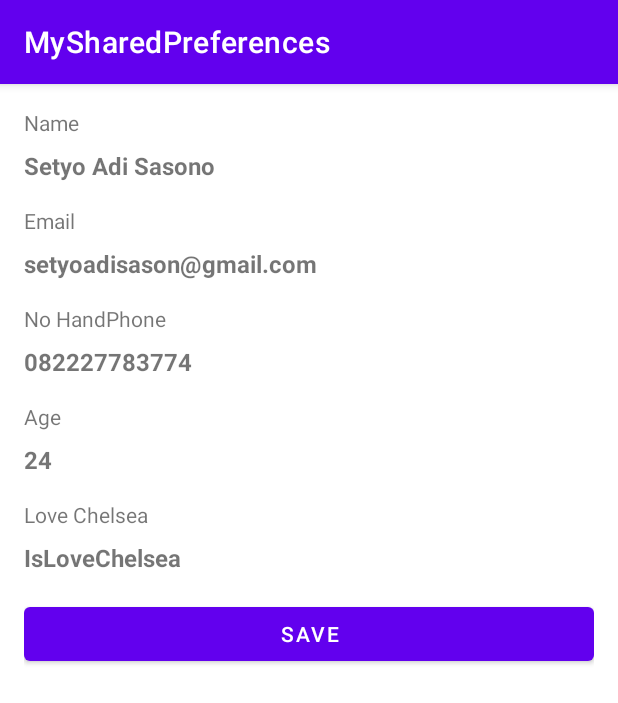
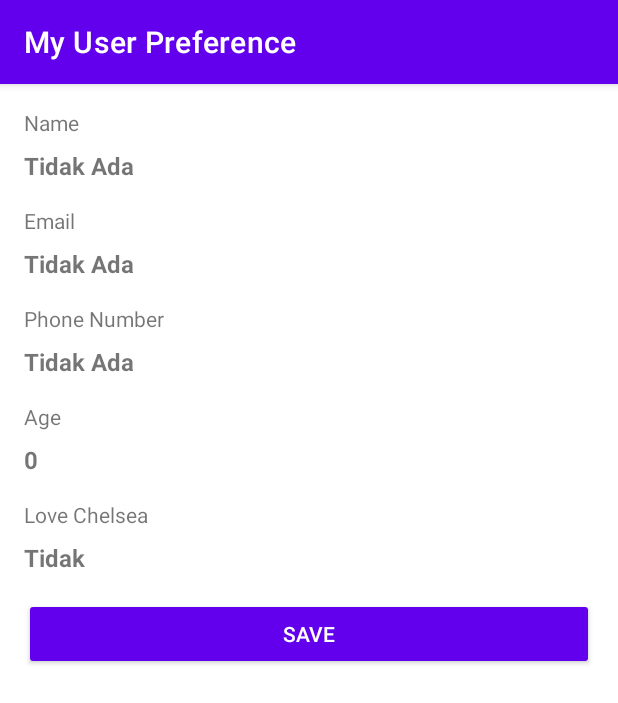
Before and after one commit to setyo46/dicoding-android-fundamental, an Android app: the screen it shows after launch (MainActivity), on a phone screen of 412 x 824 dp. Shown: the top 703 px of the screen. Run offline under Robolectric (Android 15) with nearby library versions, the phone set to English and light mode, and no system bars.

Commit message:
Menyimpan Data dengan SharedPreferences

```diff
--- a/MySharedPreferences/app/build.gradle
+++ b/MySharedPreferences/app/build.gradle
@@ -1,6 +1,7 @@
 plugins {
     id 'com.android.application'
     id 'org.jetbrains.kotlin.android'
+    id 'kotlin-parcelize'
 }
 
 android {
@@ -23,6 +24,11 @@ android {
             proguardFiles getDefaultProguardFile('proguard-android-optimize.txt'), 'proguard-rules.pro'
         }
     }
+
+    buildFeatures {
+        viewBinding true
+    }
+
     compileOptions {
         sourceCompatibility JavaVersion.VERSION_1_8
         targetCompatibility JavaVersion.VERSION_1_8
--- a/MySharedPreferences/app/src/main/AndroidManifest.xml
+++ b/MySharedPreferences/app/src/main/AndroidManifest.xml
@@ -12,6 +12,9 @@
         android:theme="@style/Theme.MySharedPreferences"
         tools:targetApi="31">
         <activity
+            android:name=".FormUserPreferenceActivity"
+            android:exported="false" />
+        <activity
             android:name=".MainActivity"
             android:exported="true">
             <intent-filter>
--- a/MySharedPreferences/app/src/main/java/com/setyo/mysharedpreferences/MainActivity.kt
+++ b/MySharedPreferences/app/src/main/java/com/setyo/mysharedpreferences/MainActivity.kt
@@ -1,11 +1,91 @@
 package com.setyo.mysharedpreferences
 
+import android.content.Intent
 import androidx.appcompat.app.AppCompatActivity
 import android.os.Bundle
+import android.view.MenuItem
+import android.view.View
+import androidx.activity.result.ActivityResult
+import androidx.activity.result.contract.ActivityResultContracts
+import com.setyo.mysharedpreferences.databinding.ActivityMainBinding
 
-class MainActivity : AppCompatActivity() {
+class MainActivity : AppCompatActivity(), View.OnClickListener {
+
+    private lateinit var mUserPreference: UserPreference
+    private var isPreferenceEmpty = false
+    private lateinit var userModel: UserModel
+    private lateinit var binding: ActivityMainBinding
+
+    private val resultLauncher = registerForActivityResult(
+        ActivityResultContracts.StartActivityForResult()
+    ) { result: ActivityResult ->
+        if (result.data != null && result.resultCode == FormUserPreferenceActivity.RESULT_CODE) {
+            userModel = result.data?.getParcelableExtra<UserModel>(FormUserPreferenceActivity.EXTRA_RESULT) as UserModel
+            populateView(userModel)
+            checkForm(userModel)
+        }
+    }
+
     override fun onCreate(savedInstanceState: Bundle?) {
         super.onCreate(savedInstanceState)
-        setContentView(R.layout.activity_main)
+        binding = ActivityMainBinding.inflate(layoutInflater)
+        setContentView(binding.root)
+
+        supportActionBar?.title = "My User Preference"
+        mUserPreference = UserPreference(this)
+        showExistingPreference()
+
+        binding.btnSave.setOnClickListener(this)
+    }
+
+    private fun showExistingPreference() {
+        userModel = mUserPreference.getUser()
+        populateView(userModel)
+        checkForm(userModel)
+    }
+
+    private fun populateView(userModel: UserModel) {
+       binding.tvName.text = if (userModel.name.toString().isEmpty()) "Tidak Ada" else userModel.name
+        binding.tvEmail.text = if (userModel.email.toString().isEmpty()) "Tidak Ada" else userModel.email
+        binding.tvPhoneNumber.text = if (userModel.phoneNumber.toString().isEmpty())  "Tidak Ada" else userModel.phoneNumber
+        binding.tvAge.text = if (userModel.age.toString().isEmpty()) "Tidak Ada" else userModel.age.toString()
+        binding.tvIsLoveChelsea.text = if (userModel.isLove) "Ya" else "Tidak"
+
+
+    }
+
+    private fun checkForm(userModel: UserModel) {
+        when {
+            userModel.name.toString().isNotEmpty() -> {
+                binding.btnSave.text = getString(R.string.change)
+                isPreferenceEmpty = false
+            }
+            else -> {
+                binding.btnSave.text = getString(R.string.save)
+                isPreferenceEmpty = true
+            }
+        }
+    }
+    override fun onClick(view: View) {
+        if (view.id == R.id.btn_save) {
+            val intent = Intent(this@MainActivity, FormUserPreferenceActivity::class.java)
+            when {
+                isPreferenceEmpty -> {
+                    intent.putExtra(
+                        FormUserPreferenceActivity.EXTRA_TYPE_FORM,
+                        FormUserPreferenceActivity.TYPE_ADD
+                    )
+                    intent.putExtra("USER", userModel)
+                }
+                else -> {
+                    intent.putExtra(
+                        FormUserPreferenceActivity.EXTRA_TYPE_FORM,
+                        FormUserPreferenceActivity.TYPE_EDIT
+                    )
+                    intent.putExtra("USER", userModel)
+                }
+            }
+            resultLauncher.launch(intent)
+        }
     }
 }
--- a/MySharedPreferences/app/src/main/java/com/setyo/mysharedpreferences/UserModel.kt
+++ b/MySharedPreferences/app/src/main/java/com/setyo/mysharedpreferences/UserModel.kt
@@ -1,3 +1,13 @@
 package com.setyo.mysharedpreferences
 
-data class UserModel()
+import android.os.Parcelable
+import kotlinx.parcelize.Parcelize
+
+@Parcelize
+data class UserModel(
+    var name: String? = null,
+    var email: String? = null,
+    var phoneNumber: String? = null,
+    var age: Int = 0,
+    var isLove: Boolean = false
+): Parcelable
--- /dev/null
+++ b/MySharedPreferences/app/src/main/java/com/setyo/mysharedpreferences/UserPreference.kt
@@ -0,0 +1,38 @@
+package com.setyo.mysharedpreferences
+
+import android.content.Context
+
+internal class UserPreference(context: Context) {
+
+    companion object {
+        private const val PREFS_NAME = "userPref"
+        private const val NAME = "name"
+        private const val EMAIL = "email"
+        private const val AGE = "age"
+        private const val PHONE_NUMBER = "phoneNumber"
+        private const val LOVE_CHELSEA = "isLove"
+    }
+
+    private val preference = context.getSharedPreferences(PREFS_NAME, Context.MODE_PRIVATE)
+
+    fun setUser(value: UserModel) {
+        val editor = preference.edit()
+        editor.putString(NAME, value.name)
+        editor.putString(EMAIL, value.email)
+        editor.putInt(AGE, value.age)
+        editor.putString(PHONE_NUMBER, value.phoneNumber)
+        editor.putBoolean(LOVE_CHELSEA, value.isLove)
+        editor.apply()
+    }
+
+    fun getUser(): UserModel {
+        val model = UserModel()
+        model.name = preference.getString(NAME, "")
+        model.email = preference.getString(EMAIL, "")
+        model.age = preference.getInt(AGE, 0)
+        model.phoneNumber = preference.getString(PHONE_NUMBER, "")
+        model.isLove = preference.getBoolean(LOVE_CHELSEA, false)
+
+        return model
+    }
+}
--- a/MySharedPreferences/app/src/main/res/layout/activity_main.xml
+++ b/MySharedPreferences/app/src/main/res/layout/activity_main.xml
@@ -85,7 +85,8 @@
         android:text="@string/dummyIsLove"/>
 
     <Button
-        android:id="@+id/btnSave"
+        android:id="@+id/btn_save"
+        style="@style/Widget.AppCompat.Button.Colored"
         android:layout_width="match_parent"
         android:layout_height="wrap_content"
         android:text="@string/save"/>
--- a/MySharedPreferences/app/src/main/res/values/strings.xml
+++ b/MySharedPreferences/app/src/main/res/values/strings.xml
@@ -6,11 +6,12 @@
     <string name="yes">Yes</string>
     <string name="no">No</string>
     <string name="dummyEmail">setyoadisason@gmail.com</string>
-    <string name="phoneNumber">No HandPhone</string>
+    <string name="phoneNumber">Phone Number</string>
     <string name="dummyPhoneNumber">082227783774</string>
     <string name="age">Age</string>
     <string name="dummyAge">24</string>
     <string name="dummyIsLove">IsLoveChelsea</string>
     <string name="loveChelsea">Love Chelsea</string>
     <string name="save">Save</string>
+    <string name="change">Update</string>
 </resources>
```
Also changed, not shown: MySharedPreferences/app/src/main/java/com/setyo/mysharedpreferences/FormUserPreferenceActivity.kt (added, +142 -0 lines), MySharedPreferences/app/src/main/res/layout/activity_form_user_preference.xml (added, +103 -0 lines).
